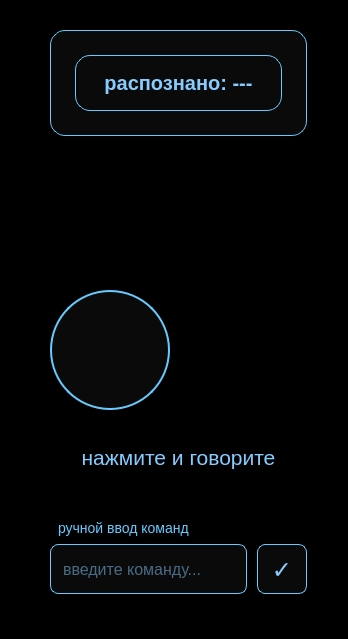
dffpt-nithro/voice-control, file form.ui: the form before one commit.
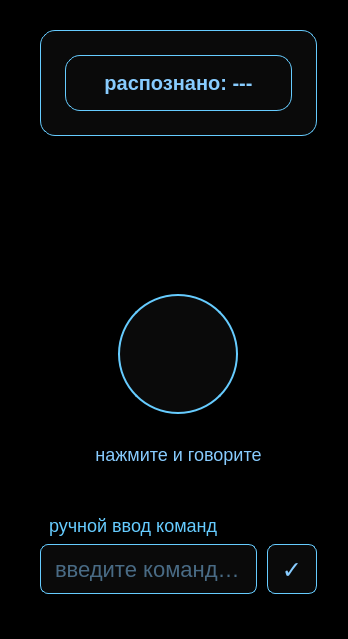
The form after the commit.

Commit message: Спринт 2: умный парсер, новые команды, обновлён интерфейс, трей, горячая клавиша пробел

What changed in the file:
```diff
--- a/form.ui
+++ b/form.ui
@@ -26,6 +26,8 @@
     <string notr="true">
      QWidget {
          background-color: #000000;
+         font-family: 'Times New Roman', serif;
+         font-size: 16px;
      }
     </string>
    </property>
@@ -34,13 +36,13 @@
      <number>20</number>
     </property>
     <property name="leftMargin">
-     <number>50</number>
+     <number>40</number>
     </property>
     <property name="topMargin">
      <number>30</number>
     </property>
     <property name="rightMargin">
-     <number>50</number>
+     <number>40</number>
     </property>
     <property name="bottomMargin">
      <number>30</number>
@@ -80,6 +82,15 @@
          <property name="alignment">
           <set>Qt::AlignCenter</set>
          </property>
+         <property name="wordWrap">
+          <bool>true</bool>
+         </property>
+         <property name="sizePolicy">
+          <sizepolicy hsizetype="Expanding" vsizetype="Preferred">
+           <horstretch>0</horstretch>
+           <verstretch>0</verstretch>
+          </sizepolicy>
+         </property>
         </widget>
        </item>
       </layout>
@@ -100,7 +111,7 @@
     </item>
     <item>
      <layout class="QVBoxLayout" name="recordButtonLayout_2">
-      <item>
+      <item alignment="Qt::AlignHCenter|Qt::AlignVCenter">
        <widget class="QPushButton" name="recordButton_3">
         <property name="minimumSize">
          <size>
@@ -121,9 +132,8 @@
               color: #88ccff;
               border: 2px solid #66ccff;
               border-radius: 60px;
-              font-size: 18px;
+              font-size: 32px;
               font-weight: bold;
-              font-family: 'Arial';
           }
           QPushButton:hover {
               background-color: #1a1a1a;
@@ -148,19 +158,20 @@
           QLabel {
               color: #88ccff;
               background-color: transparent;
-              font-family: 'Arial';
-              font-size: 16px;
-              font-weight: normal;
-              margin-top: 15px;
+              font-size: 18px;
+              margin-top: 10px;
           }
          </string>
         </property>
         <property name="text">
-         <string>&lt;html&gt;&lt;head/&gt;&lt;body&gt;&lt;p align=&quot;center&quot;&gt;&lt;span style=&quot; font-size:16pt;&quot;&gt;нажмите и говорите&lt;/span&gt;&lt;/p&gt;&lt;/body&gt;&lt;/html&gt;</string>
+         <string>нажмите и говорите</string>
         </property>
         <property name="alignment">
          <set>Qt::AlignCenter</set>
         </property>
+        <property name="wordWrap">
+         <bool>true</bool>
+        </property>
        </widget>
       </item>
      </layout>
@@ -193,9 +204,7 @@
           QLabel {
               color: #66ccff;
               background-color: transparent;
-              font-family: 'Arial';
-              font-size: 14px;
-              font-weight: normal;
+              font-size: 18px;
               margin-left: 5px;
           }
          </string>
@@ -228,9 +237,8 @@
                 color: #88ccff;
                 border: 1px solid #66ccff;
                 border-radius: 8px;
-                padding: 10px;
-                font-size: 16px;
-                font-family: 'Arial';
+                padding: 12px;
+                font-size: 22px;
             }
             QLineEdit:focus {
                 border: 1px solid #88ddff;
```
Left out of the diff: 3 changed lines with no effect on the pictures. The commit also changes 1 other file.
